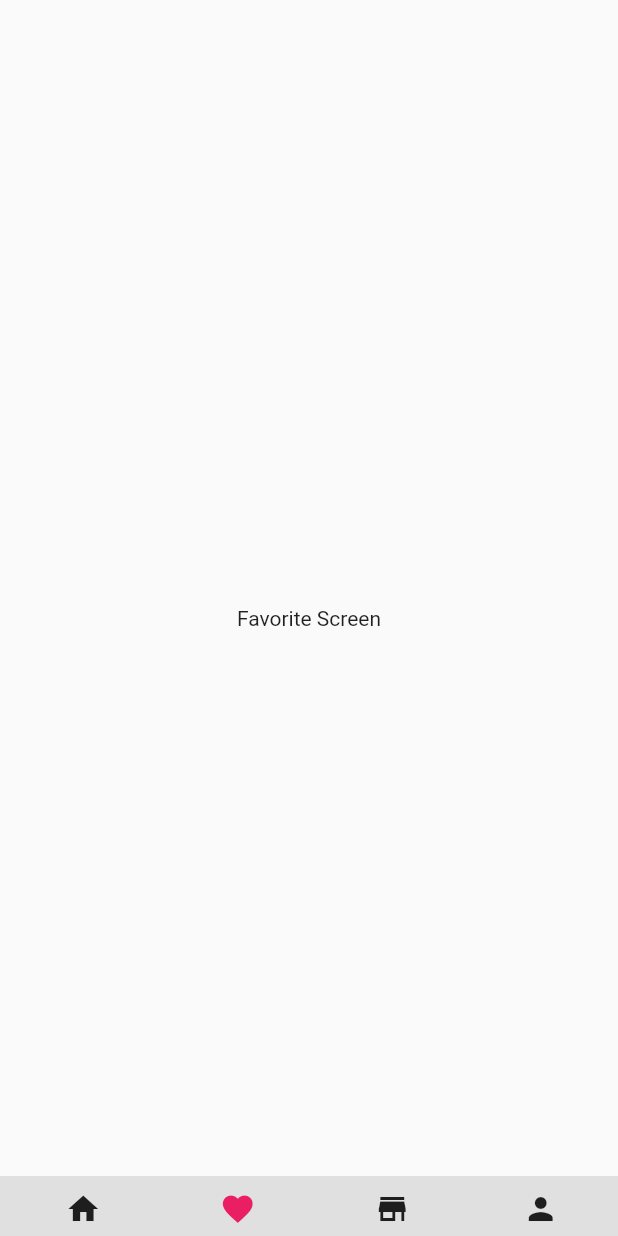
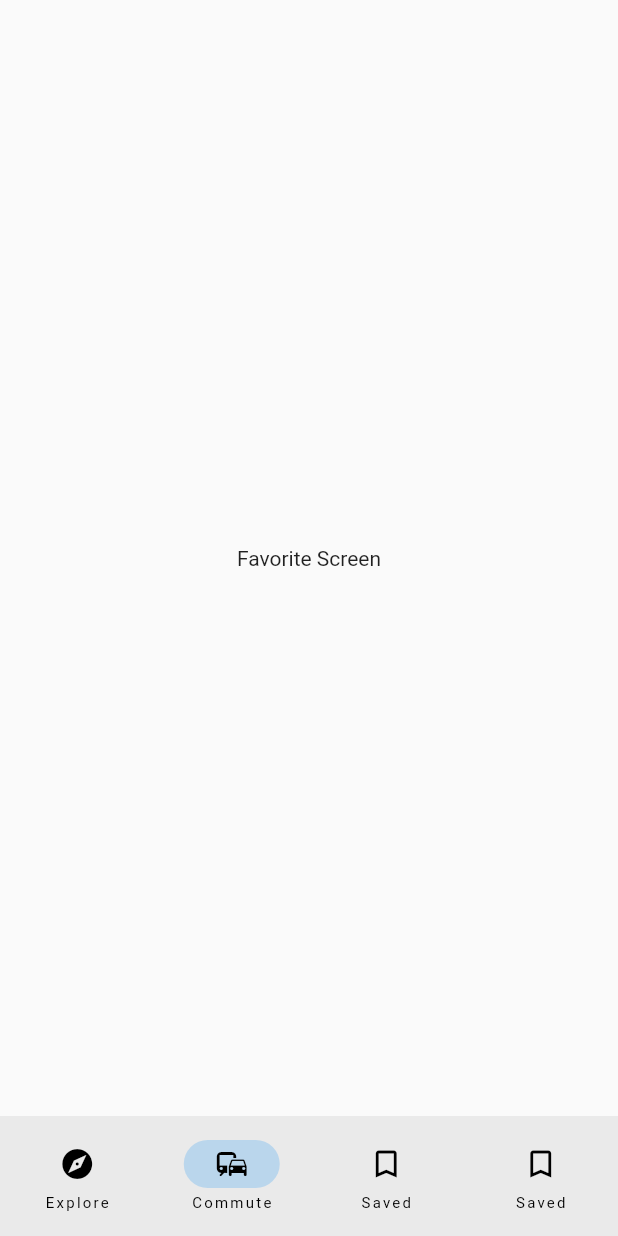
Before and after one commit to PeriyanAra/kylashoes, a Flutter app: the screen it shows after launch, item 2 of the bottom bar chosen, on a phone screen of 412 x 824 dp. Run offline on Flutter 3.47's test engine with Material 2 defaults, Android fonts, the light colour scheme and no system bars; our stand-ins replace flutter_bloc.

Commit message:
remove auto route

```diff
--- a/lib/main.dart
+++ b/lib/main.dart
@@ -1,5 +1,10 @@
 import 'package:flutter/material.dart';
-import 'package:kylashoes/router/app_router.dart';
+import 'package:flutter_bloc/flutter_bloc.dart';
+import 'package:kylashoes/bloc/shoe_bloc.dart';
+import 'package:kylashoes/screens/bag/bag_screen.dart';
+import 'package:kylashoes/screens/favorite/favorite_screen.dart';
+import 'package:kylashoes/screens/home/home_screen.dart';
+import 'package:kylashoes/screens/profile/profile_screen.dart';
 
 void main() async {
   WidgetsFlutterBinding.ensureInitialized();
@@ -17,14 +22,51 @@ class App extends StatefulWidget {
 }
 
 class _AppState extends State<App> {
-  final _appRouter = AppRouter();
+  int currentPageIndex = 0;
 
   @override
   Widget build(BuildContext context) {
-    return MaterialApp.router(
-      routerDelegate: _appRouter.delegate(),
-      routeInformationParser: _appRouter.defaultRouteParser(),
-      debugShowCheckedModeBanner: false,
+    return BlocProvider(
+      create: (context) => ShoeBloc(),
+      child: MaterialApp(
+        debugShowCheckedModeBanner: false,
+        home: Scaffold(
+          bottomNavigationBar: NavigationBar(
+            onDestinationSelected: (int index) {
+              setState(() {
+                currentPageIndex = index;
+              });
+            },
+            selectedIndex: currentPageIndex,
+            destinations: const <Widget>[
+              NavigationDestination(
+                icon: Icon(Icons.explore),
+                label: 'Explore',
+              ),
+              NavigationDestination(
+                icon: Icon(Icons.commute),
+                label: 'Commute',
+              ),
+              NavigationDestination(
+                selectedIcon: Icon(Icons.bookmark),
+                icon: Icon(Icons.bookmark_border),
+                label: 'Saved',
+              ),
+              NavigationDestination(
+                selectedIcon: Icon(Icons.bookmark),
+                icon: Icon(Icons.bookmark_border),
+                label: 'Saved',
+              ),
+            ],
+          ),
+          body: const <Widget>[
+            HomeScreen(),
+            FavoriteScreen(),
+            BagScreen(),
+            ProfileScreen(),
+          ][currentPageIndex],
+        ),
+      ),
     );
   }
 }
--- a/lib/router/app_router_screen.dart
+++ /dev/null
@@ -1,40 +0,0 @@
-import 'package:auto_route/auto_route.dart';
-import 'package:flutter/material.dart';
-import 'package:flutter_bloc/flutter_bloc.dart';
-import 'package:kylashoes/bloc/shoe_bloc.dart';
-import 'package:kylashoes/common/widgets/bottom_navigation/buttom_navigation_bar.dart';
-import 'package:kylashoes/router/app_router.dart';
-
-class AppRouterScreen extends StatelessWidget {
-  const AppRouterScreen({super.key});
-
-  @override
-  Widget build(BuildContext context) {
-    return AutoTabsRouter(
-      routes: const [
-        HomeTabRouter(children: [HomeRoute()]),
-        FavoriteTabRouter(children: [FavoriteRoute()]),
-        BagTabRouter(children: [BagRoute()]),
-        ProfileTabRouter(children: [ProfileRoute()]),
-      ],
-      builder: (context, child, animation) {
-        final tabsRouter = AutoTabsRouter.of(context);
-
-        return BlocProvider(
-          create: (context) => ShoeBloc(),
-          child: Scaffold(
-            extendBody: true,
-            body: FadeTransition(
-              opacity: animation,
-              child: child,
-            ),
-            bottomNavigationBar: CustomBottomNavigationBar(
-              currentIndex: tabsRouter.activeIndex,
-              onTap: tabsRouter.setActiveIndex,
-            ),
-          ),
-        );
-      },
-    );
-  }
-}
--- a/pubspec.yaml
+++ b/pubspec.yaml
@@ -13,14 +13,11 @@ dependencies:
     sdk: flutter
   cupertino_icons: ^1.0.2
   flutter_bloc: ^8.1.1
-  auto_route: ^5.0.4
 
 dev_dependencies:
   flutter_test:
     sdk: flutter
   flutter_lints: ^2.0.0
-  build_runner: ^2.3.0
-  auto_route_generator: ^5.0.3
 
 flutter:
 
```
Also changed, not shown: lib/router/app_router.dart (deleted, +0 -68 lines), lib/router/app_router.gr.dart (deleted).
